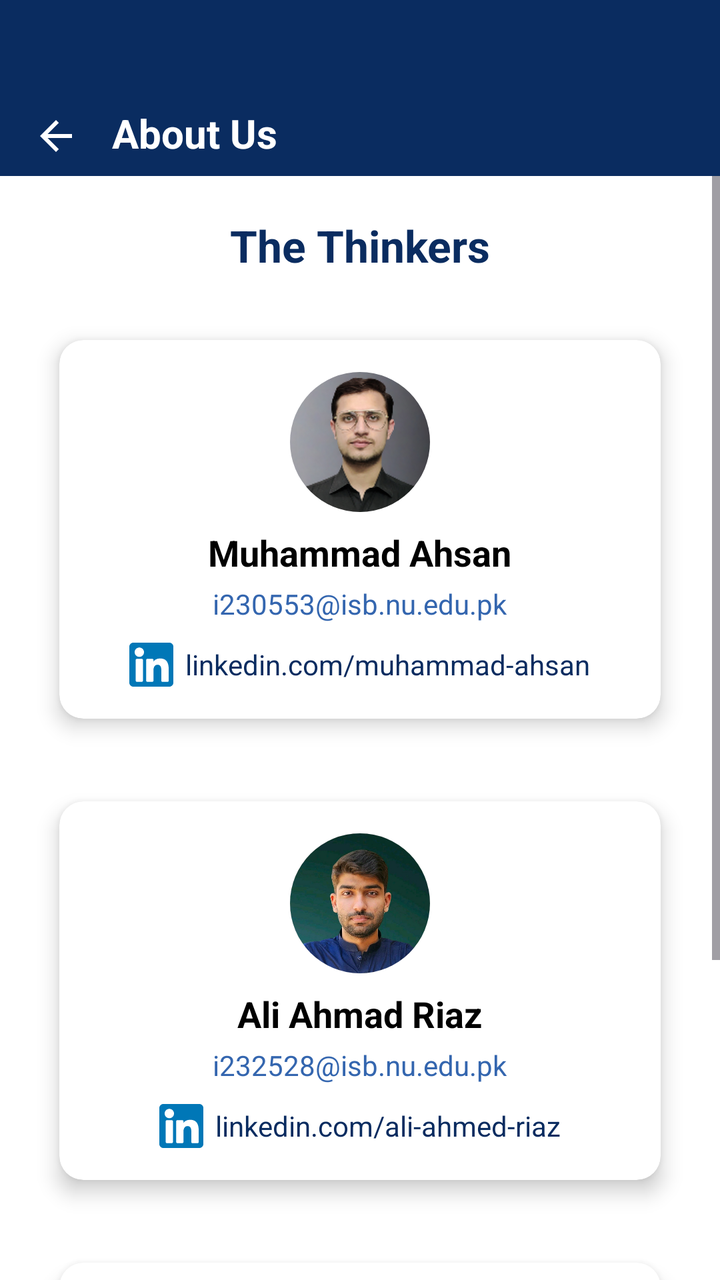
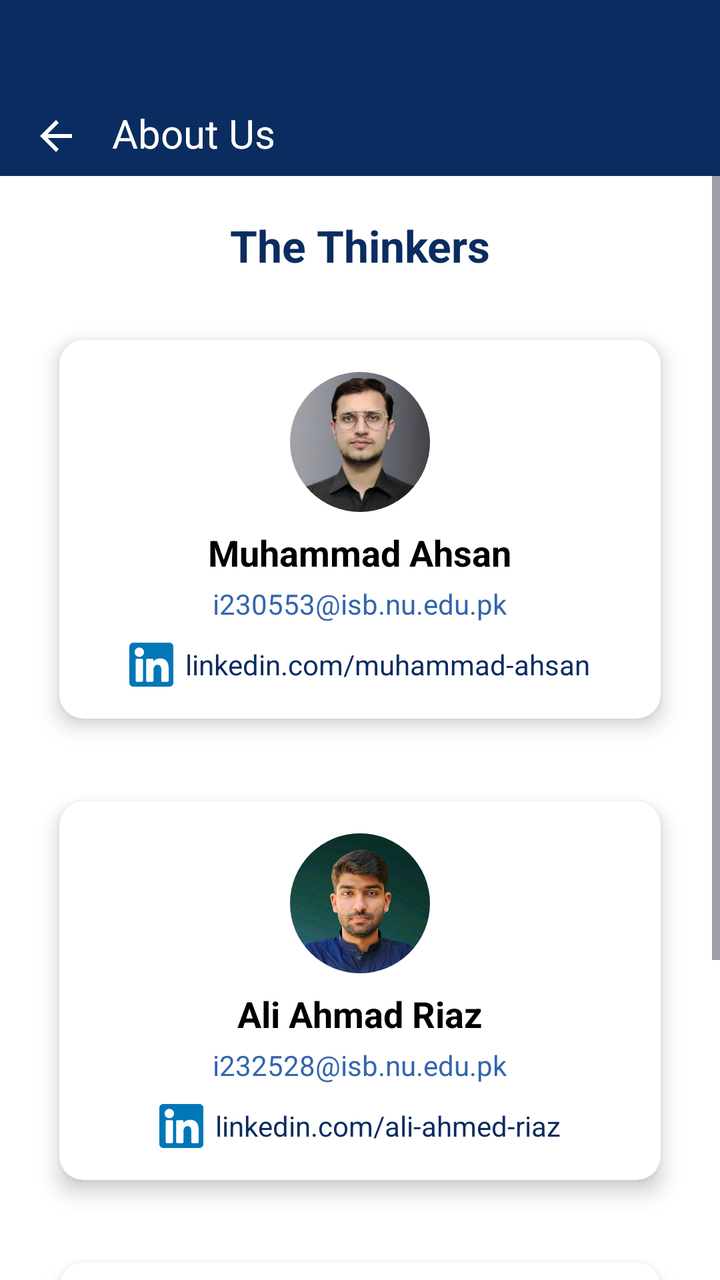

Two renders of the same Android screen: before a commit and after it. Below are the layout's source before the change and the commit's diff.
<!-- AndroidManifest.xml: application theme Theme.FASTable -->
<!-- res/layout/activity_about_us.xml -->
<?xml version="1.0" encoding="utf-8"?>
<LinearLayout xmlns:android="http://schemas.android.com/apk/res/android"
    xmlns:card_view="http://schemas.android.com/apk/res-auto"
    android:layout_width="match_parent"
    android:layout_height="match_parent"
    android:orientation="vertical"
    android:background="#FFFFFF">

    
    <LinearLayout
        android:layout_width="match_parent"
        android:layout_height="88dp"
        android:background="#0A2C60"
        android:gravity="bottom"
        android:paddingBottom="8dp">

        <ImageView
            android:id="@+id/backBtn"
            android:layout_width="24dp"
            android:layout_height="24dp"
            android:layout_marginStart="16dp"
            android:src="@drawable/ic_arrow_back"
            card_view:tint="@android:color/white" />

        <TextView
            android:layout_width="wrap_content"
            android:layout_height="wrap_content"
            android:layout_marginStart="16dp"
            android:text="About Us"
            android:textColor="@android:color/white"
            android:textSize="20sp"
            android:textStyle="bold" />
    </LinearLayout>

    <ScrollView
        android:layout_width="match_parent"
        android:layout_height="wrap_content"
        >
        <LinearLayout
            android:layout_width="match_parent"
            android:layout_height="wrap_content"
            android:orientation="vertical">

            
            <TextView
                android:layout_width="match_parent"
                android:layout_height="wrap_content"
                android:text="The Thinkers"
                android:textAlignment="center"
                android:textColor="#0A2C60"
                android:textSize="22sp"
                android:textStyle="bold"
                android:layout_marginTop="20dp"
                android:layout_marginBottom="12dp" />

            
            <LinearLayout
                android:layout_width="match_parent"
                android:layout_height="wrap_content"
                android:orientation="vertical"
                android:gravity="center_horizontal"
                android:paddingBottom="24dp">

                
                <androidx.cardview.widget.CardView
                    android:layout_width="match_parent"
                    android:layout_height="wrap_content"
                    android:layout_marginHorizontal="20dp"
                    android:layout_marginVertical="8dp"
                    card_view:cardCornerRadius="12dp"
                    card_view:cardBackgroundColor="@android:color/white"
                    card_view:cardElevation="6dp"
                    card_view:cardUseCompatPadding="true"
                    android:background="@android:color/white">

                    <LinearLayout
                        android:layout_width="match_parent"
                        android:layout_height="wrap_content"
                        android:orientation="vertical"
                        android:padding="16dp"
                        android:gravity="center_horizontal">

                        
                        <ImageView
                            android:id="@+id/profileImage1"
                            android:layout_width="70dp"
                            android:layout_height="70dp"
                            android:src="@drawable/img_demo"
                            android:scaleType="centerCrop"
                            android:background="@drawable/circle_mask"
                            android:clipToOutline="true"
                            android:layout_marginBottom="8dp" />

                        
                        <TextView
                            android:id="@+id/nameText1"
                            android:layout_width="wrap_content"
                            android:layout_height="wrap_content"
                            android:text="Muhammad Ahsan"
                            android:textSize="18sp"
                            android:textStyle="bold"
                            android:textColor="#000000"
                            android:layout_marginBottom="4dp" />

                        
                        <TextView
                            android:id="@+id/emailText1"
                            android:layout_width="wrap_content"
                            android:layout_height="wrap_content"
                            android:text="i230553@isb.nu.edu.pk"
                            android:textColor="#3466AF"
                            android:textSize="14sp"
                            android:layout_marginBottom="10dp" />

                        
                        <LinearLayout
                            android:layout_width="wrap_content"
                            android:layout_height="wrap_content"
                            android:orientation="horizontal"
                            android:gravity="center_vertical">

                            <ImageView
                                android:id="@+id/linkedinIcon1"
                                android:layout_width="22dp"
                                android:layout_height="22dp"
                                android:src="@drawable/ic_linkedin"
                                android:layout_marginEnd="6dp" />

                            <TextView
                                android:id="@+id/linkedinText1"
                                android:layout_width="wrap_content"
                                android:layout_height="wrap_content"
                                android:text="linkedin.com/muhammad-ahsan"
                                android:textColor="#0A2C60"
                                android:textSize="14sp" />
                        </LinearLayout>

                    </LinearLayout>
                </androidx.cardview.widget.CardView>
                
                <androidx.cardview.widget.CardView
                    android:layout_width="match_parent"
                    android:layout_height="wrap_content"
                    android:layout_marginHorizontal="20dp"
                    android:layout_marginVertical="8dp"
                    card_view:cardBackgroundColor="@android:color/white"
                    card_view:cardCornerRadius="12dp"
                    card_view:cardElevation="6dp"
                    card_view:cardUseCompatPadding="true"
                    android:background="@android:color/white">

                    <LinearLayout
                        android:layout_width="match_parent"
                        android:layout_height="wrap_content"
                        android:orientation="vertical"
                        android:padding="16dp"
                        android:gravity="center_horizontal">

                        
                        <ImageView
                            android:id="@+id/profileImage2"
                            android:layout_width="70dp"
                            android:layout_height="70dp"
                            android:src="@drawable/ali"
                            android:scaleType="centerCrop"
                            android:background="@drawable/circle_mask"
                            android:clipToOutline="true"
                            android:layout_marginBottom="8dp" />

                        
                        <TextView
                            android:id="@+id/nameText2"
                            android:layout_width="wrap_content"
                            android:layout_height="wrap_content"
                            android:text="Ali Ahmad Riaz"
                            android:textSize="18sp"
                            android:textStyle="bold"
                            android:textColor="#000000"
                            android:layout_marginBottom="4dp" />

                        
                        <TextView
                            android:id="@+id/emailText2"
                            android:layout_width="wrap_content"
                            android:layout_height="wrap_content"
                            android:text="i232528@isb.nu.edu.pk"
                            android:textColor="#3466AF"
                            android:textSize="14sp"
                            android:layout_marginBottom="10dp" />

                        
                        <LinearLayout
                            android:layout_width="wrap_content"
                            android:layout_height="wrap_content"
                            android:orientation="horizontal"
                            android:gravity="center_vertical">

                            <ImageView
                                android:id="@+id/linkedinIcon2"
                                android:layout_width="22dp"
                                android:layout_height="22dp"
                                android:src="@drawable/ic_linkedin"
                                android:layout_marginEnd="6dp" />

                            <TextView
                                android:id="@+id/linkedinText2"
                                android:layout_width="wrap_content"
                                android:layout_height="wrap_content"
                                android:text="linkedin.com/ali-ahmed-riaz"
                                android:textColor="#0A2C60"
                                android:textSize="14sp" />
                        </LinearLayout>

                    </LinearLayout>
                </androidx.cardview.widget.CardView>

                
                <androidx.cardview.widget.CardView
                    android:layout_width="match_parent"
                    android:layout_height="wrap_content"
                    android:layout_marginHorizontal="20dp"
                    android:layout_marginVertical="8dp"
                    card_view:cardCornerRadius="12dp"
                    card_view:cardElevation="6dp"
                    card_view:cardBackgroundColor="@android:color/white"
                    card_view:cardUseCompatPadding="true"
                    android:background="@android:color/white">

                    <LinearLayout
                        android:layout_width="match_parent"
                        android:layout_height="wrap_content"
                        android:orientation="vertical"
                        android:padding="16dp"
                        android:gravity="center_horizontal">

                        
                        <ImageView
                            android:id="@+id/profileImage3"
                            android:layout_width="70dp"
                            android:layout_height="70dp"
                            android:src="@drawable/farzeen"
                            android:scaleType="centerCrop"
                            android:background="@drawable/circle_mask"
                            android:clipToOutline="true"
                            android:layout_marginBottom="8dp" />

                        
                        <TextView
                            android:id="@+id/nameText3"
                            android:layout_width="wrap_content"
                            android:layout_height="wrap_content"
                            android:text="Farzeen Khan Tareen"
                            android:textSize="18sp"
                            android:textStyle="bold"
                            android:textColor="#000000"
                            android:layout_marginBottom="4dp" />

                        
                        <TextView
                            android:id="@+id/emailText3"
                            android:layout_width="wrap_content"
                            android:layout_height="wrap_content"
                            android:text="i230721@isb.nu.edu.pk"
                            android:textColor="#3466AF"
                            android:textSize="14sp"
                            android:layout_marginBottom="10dp" />

                        
                        <LinearLayout
                            android:layout_width="wrap_content"
                            android:layout_height="wrap_content"
                            android:orientation="horizontal"
                            android:gravity="center_vertical">

                            <ImageView
                                android:id="@+id/linkedinIcon3"
                                android:layout_width="22dp"
                                android:layout_height="22dp"
                                android:src="@drawable/ic_linkedin"
                                android:layout_marginEnd="6dp" />

                            <TextView
                                android:id="@+id/linkedinText3"
                                android:layout_width="wrap_content"
                                android:layout_height="wrap_content"
                                android:text="linkedin.com/farzeen-khan-tareen"
                                android:textColor="#0A2C60"
                                android:textSize="14sp" />
                        </LinearLayout>

                    </LinearLayout>
                </androidx.cardview.widget.CardView>
            </LinearLayout>
        </LinearLayout>
    </ScrollView>


</LinearLayout>
<!-- resources referenced by this layout -->
<resources>
  <!-- drawable ali: png bitmap (drawable, 521124 bytes) -->
  <!-- drawable circle_mask (drawable) -->
  <shape xmlns:android="http://schemas.android.com/apk/res/android"
      android:shape="oval">
      <solid android:color="@android:color/transparent" />
  </shape>
  <!-- drawable farzeen: png bitmap (drawable, 283124 bytes) -->
  <!-- drawable ic_arrow_back (drawable) -->
  <vector xmlns:android="http://schemas.android.com/apk/res/android"
      android:width="24dp"
      android:height="24dp"
      android:viewportWidth="24"
      android:viewportHeight="24">
      <path
          android:fillColor="#FFFFFFFF"
          android:pathData="M20,11H7.83l5.59-5.59L12,4l-8,8 8,8 1.41-1.41L7.83,13H20v-2z" />
  </vector>
  <!-- drawable ic_linkedin (drawable) -->
  <vector xmlns:android="http://schemas.android.com/apk/res/android"
      android:width="800dp"
      android:height="800dp"
      android:viewportWidth="382"
      android:viewportHeight="382">
    <path
        android:pathData="M347.45,0H34.56C15.47,0 0,15.47 0,34.56v312.89C0,366.53 15.47,382 34.56,382h312.89C366.53,382 382,366.53 382,347.44V34.56C382,15.47 366.53,0 347.45,0zM118.21,329.84c0,5.55 -4.5,10.06 -10.06,10.06H65.35c-5.55,0 -10.06,-4.5 -10.06,-10.06V150.4c0,-5.55 4.5,-10.06 10.06,-10.06h42.81c5.55,0 10.06,4.5 10.06,10.06V329.84zM86.75,123.43c-22.46,0 -40.67,-18.21 -40.67,-40.67S64.29,42.1 86.75,42.1s40.67,18.21 40.67,40.67S109.21,123.43 86.75,123.43zM341.91,330.65c0,5.11 -4.14,9.25 -9.25,9.25H286.73c-5.11,0 -9.25,-4.14 -9.25,-9.25v-84.17c0,-12.56 3.68,-55.02 -32.81,-55.02c-28.31,0 -34.05,29.07 -35.2,42.11v97.08c0,5.11 -4.14,9.25 -9.25,9.25h-44.43c-5.11,0 -9.25,-4.14 -9.25,-9.25V149.59c0,-5.11 4.14,-9.25 9.25,-9.25h44.43c5.11,0 9.25,4.14 9.25,9.25v15.65c10.5,-15.75 26.1,-27.91 59.31,-27.91c73.55,0 73.13,68.72 73.13,106.47L341.91,330.65L341.91,330.65z"
        android:fillColor="#0077B7"/>
  </vector>
  <!-- drawable img_demo: png bitmap (drawable, 35192 bytes) -->
  <style name="Theme.FASTable" parent="Base.Theme.FASTable" />
  <style name="Base.Theme.FASTable" parent="Theme.Material3.DayNight.NoActionBar">
          
          
      </style>
</resources>

<!-- the commit's change to res/layout/activity_about_us.xml (unified diff, before → after) -->
@@ -29,7 +29,7 @@
             android:text="About Us"
             android:textColor="@android:color/white"
             android:textSize="20sp"
-            android:textStyle="bold" />
+            />
     </LinearLayout>
 
     <ScrollView
